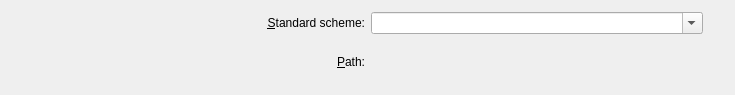
Before: the Qt Designer form kcontrol/keys/select_scheme_dialog.ui in mgottschlag/kwin-tiling, drawn with Qt 5.
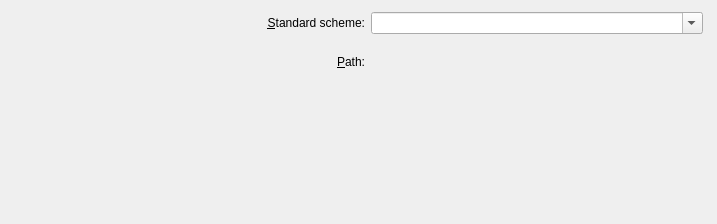
After: the same form once the commit is applied. Custom widgets are drawn as their Qt base class.

Commit message: Provide a clean button which cleans a component from unused global shortcut reigstrations.

What changed in the file:
```diff
--- a/kcontrol/keys/select_scheme_dialog.ui
+++ b/kcontrol/keys/select_scheme_dialog.ui
@@ -1,15 +1,23 @@
 <ui version="4.0" >
  <author>Michael Jansen</author>
  <class>SelectSchemeDialog</class>
- <widget class="KDialog" name="SelectSchemeDialog" >
-  <property name="windowTitle" >
+ <widget class="KDialog" name="SelectSchemeDialog">
+  <property name="geometry">
+   <rect>
+    <x>0</x>
+    <y>0</y>
+    <width>717</width>
+    <height>224</height>
+   </rect>
+  </property>
+  <property name="windowTitle">
    <string>Select Shortcut Scheme</string>
   </property>
   <property name="modal" >
    <bool>true</bool>
   </property>
-  <widget class="QWidget" name="" >
-   <property name="geometry" >
+  <widget class="QWidget" name="layoutWidget">
+   <property name="geometry">
     <rect>
      <x>32</x>
      <y>12</y>
```
Left out of the diff: 59 changed lines with no effect on the pictures. The commit also changes 5 other files.
